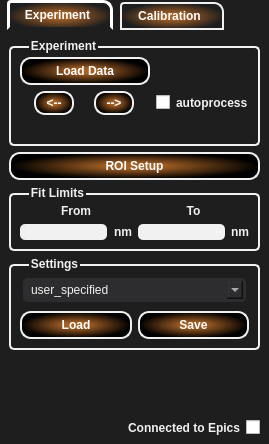
CPrescher/T-rax, file T-Rax/UIFiles/T_Rax_TemperatureControl.ui: the form before one commit.
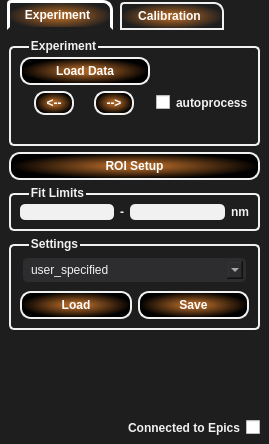
The form after the commit.

```diff
--- a/T-Rax/UIFiles/T_Rax_TemperatureControl.ui
+++ b/T-Rax/UIFiles/T_Rax_TemperatureControl.ui
@@ -273,29 +273,9 @@
          </property>
          <layout class="QVBoxLayout" name="verticalLayout">
           <item>
-           <layout class="QGridLayout" name="gridLayout_2">
-            <item row="0" column="0">
-             <widget class="QLabel" name="label_3">
-              <property name="text">
-               <string>From</string>
-              </property>
-              <property name="alignment">
-               <set>Qt::AlignCenter</set>
-              </property>
-             </widget>
-            </item>
-            <item row="0" column="1">
-             <widget class="QLabel" name="label_4">
-              <property name="text">
-               <string>To</string>
-              </property>
-              <property name="alignment">
-               <set>Qt::AlignCenter</set>
-              </property>
-             </widget>
-            </item>
-            <item row="1" column="0">
-             <layout class="QHBoxLayout" name="horizontalLayout_4">
+           <layout class="QHBoxLayout" name="horizontalLayout_10">
+            <item>
+             <layout class="QHBoxLayout" name="horizontalLayout_11">
               <property name="spacing">
                <number>7</number>
               </property>
@@ -312,17 +292,24 @@
                 </property>
                </widget>
               </item>
+             </layout>
+            </item>
               <item>
-               <widget class="QLabel" name="label_5">
+             <widget class="QLabel" name="label_7">
+              <property name="sizePolicy">
+               <sizepolicy hsizetype="Minimum" vsizetype="Preferred">
+                <horstretch>0</horstretch>
+                <verstretch>0</verstretch>
+               </sizepolicy>
+              </property>
+              <property name="styleSheet">
+               <string notr="true"/>
+              </property>
                 <property name="text">
-                 <string>nm</string>
+               <string>-</string>
                 </property>
                </widget>
               </item>
-             </layout>
-            </item>
-            <item row="1" column="1">
-             <layout class="QHBoxLayout" name="horizontalLayout_3">
               <item>
                <widget class="QLineEdit" name="fit_to_txt">
                 <property name="maximumSize">
@@ -343,13 +330,11 @@
                </widget>
               </item>
               <item>
-               <widget class="QLabel" name="label_6">
+             <widget class="QLabel" name="label_8">
                 <property name="text">
                  <string>nm</string>
                 </property>
                </widget>
-              </item>
-             </layout>
             </item>
            </layout>
           </item>
```
Lines whose indentation alone changed are shown as unchanged.
